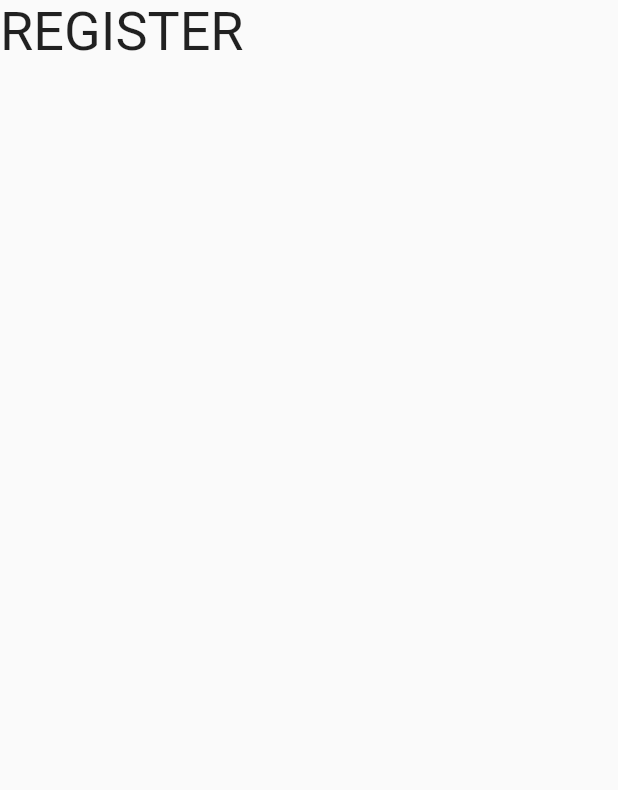
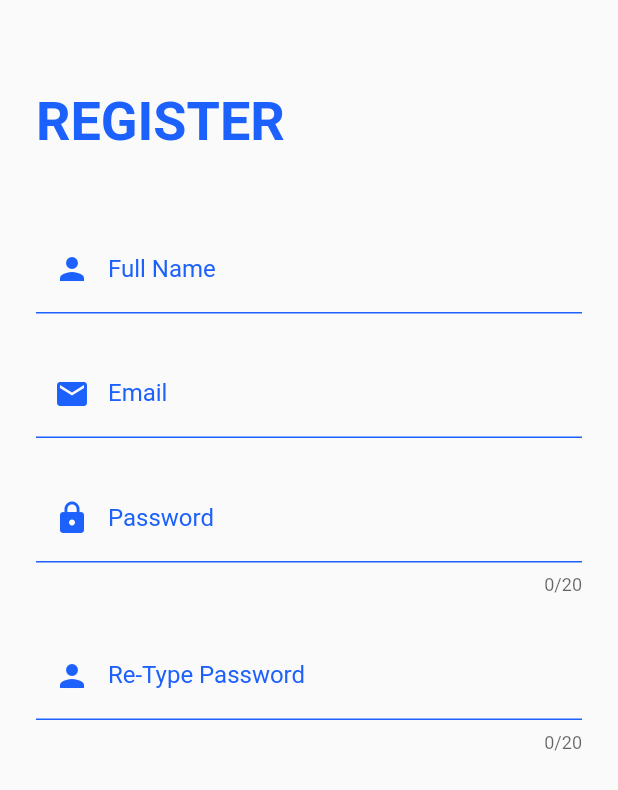
Before and after one commit to LapanganKita/LapanganKita-User, a Flutter app: the screen it shows after launch, on a phone screen of 412 x 824 dp. Shown: the top 790 px of the screen. Run offline on Flutter 3.47's test engine with Material 2 defaults, Android fonts, the light colour scheme and no system bars; Roboto replaces fonts that are missing (Ubuntu); project files that could hold a hidden picture were left out.

Commit message:
Formfield di register screen

```diff
--- a/lib/screen/register_screen.dart
+++ b/lib/screen/register_screen.dart
@@ -9,13 +9,94 @@ class _RegisterScreenState extends State<RegisterScreen> {
   @override
   Widget build(BuildContext context) {
     return Scaffold(
-      body: Column(
+        body: SingleChildScrollView(
+      child: Column(
         children: [
           Container(
-            child: Text("REGISTER", style: TextStyle(fontSize: 36),),
+              alignment: Alignment.topLeft,
+              margin: EdgeInsets.only(top: 60, left: 24),
+              child: Text(
+                "REGISTER",
+                style: TextStyle(
+                    fontSize: 36,
+                    fontFamily: "Ubuntu",
+                    fontWeight: FontWeight.bold,
+                    color: Color.fromARGB(255, 29, 97, 252)),
+              )),
+          Container(
+            margin: EdgeInsets.only(top: 48, left: 24, right: 24),
+            child: TextFormField(
+              cursorColor: Theme.of(context).cursorColor,
+              decoration: InputDecoration(
+                prefixIcon:
+                    Icon(Icons.person, color: Color.fromARGB(255, 29, 97, 252)),
+                labelText: 'Full Name',
+                hintText: "Your Full Name",
+                labelStyle: TextStyle(color: Color.fromARGB(255, 29, 97, 252)),
+                enabledBorder: UnderlineInputBorder(
+                  borderSide:
+                      BorderSide(color: Color.fromARGB(255, 29, 97, 252)),
+                ),
+              ),
+            ),
+          ),
+          Container(
+            margin: EdgeInsets.only(top: 24, left: 24, right: 24),
+            child: TextFormField(
+              cursorColor: Theme.of(context).cursorColor,
+              decoration: InputDecoration(
+                prefixIcon:
+                    Icon(Icons.email, color: Color.fromARGB(255, 29, 97, 252)),
+                labelText: 'Email',
+                hintText: "Email Address",
+                labelStyle: TextStyle(color: Color.fromARGB(255, 29, 97, 252)),
+                enabledBorder: UnderlineInputBorder(
+                  borderSide:
+                      BorderSide(color: Color.fromARGB(255, 29, 97, 252)),
+                ),
+              ),
+            ),
+          ),
+          Container(
+            margin: EdgeInsets.only(top: 24, left: 24, right: 24),
+            child: TextFormField(
+              obscureText: true,
+              cursorColor: Theme.of(context).cursorColor,
+              maxLength: 20,
+              decoration: InputDecoration(
+                prefixIcon:
+                    Icon(Icons.lock, color: Color.fromARGB(255, 29, 97, 252)),
+                labelText: 'Password',
+                hintText: "Type your Password",
+                labelStyle: TextStyle(color: Color.fromARGB(255, 29, 97, 252)),
+                enabledBorder: UnderlineInputBorder(
+                  borderSide:
+                      BorderSide(color: Color.fromARGB(255, 29, 97, 252)),
+                ),
+              ),
+            ),
+          ),
+          Container(
+            margin: EdgeInsets.only(top: 24, left: 24, right: 24),
+            child: TextFormField(
+              obscureText: true,
+              cursorColor: Theme.of(context).cursorColor,
+              maxLength: 20,
+              decoration: InputDecoration(
+                prefixIcon:
+                    Icon(Icons.person, color: Color.fromARGB(255, 29, 97, 252)),
+                labelText: 'Re-Type Password',
+                hintText: "Re-Type your Password",
+                labelStyle: TextStyle(color: Color.fromARGB(255, 29, 97, 252)),
+                enabledBorder: UnderlineInputBorder(
+                  borderSide:
+                      BorderSide(color: Color.fromARGB(255, 29, 97, 252)),
+                ),
+              ),
+            ),
           )
         ],
       ),
-    );
+    ));
   }
 }
```
